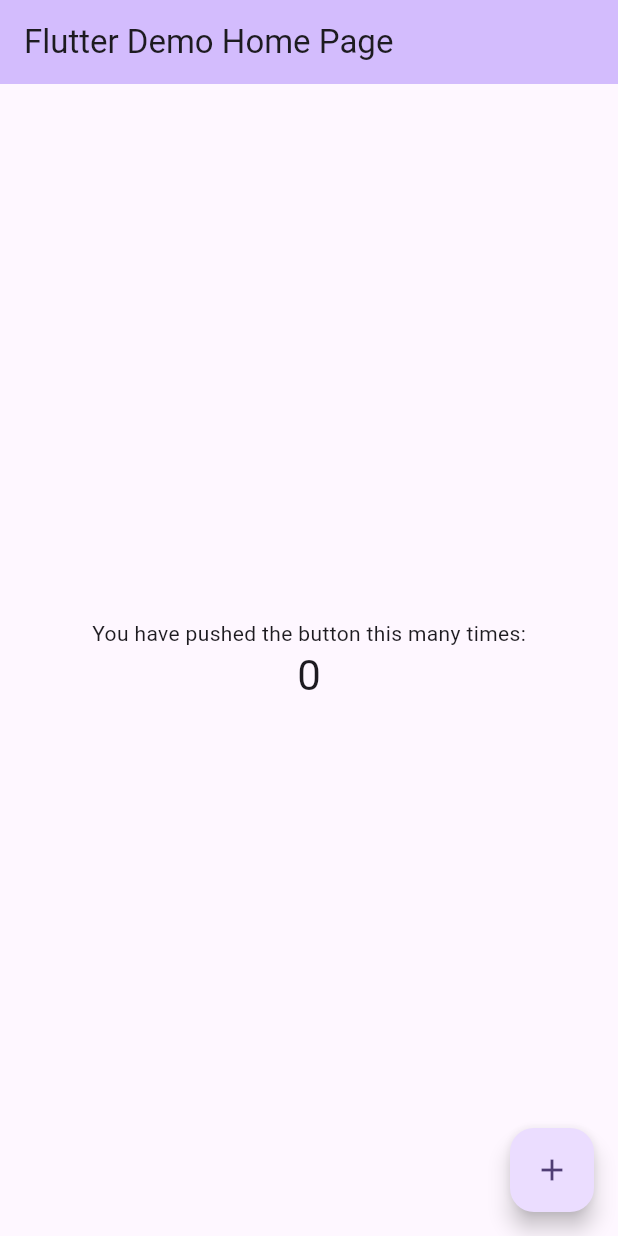
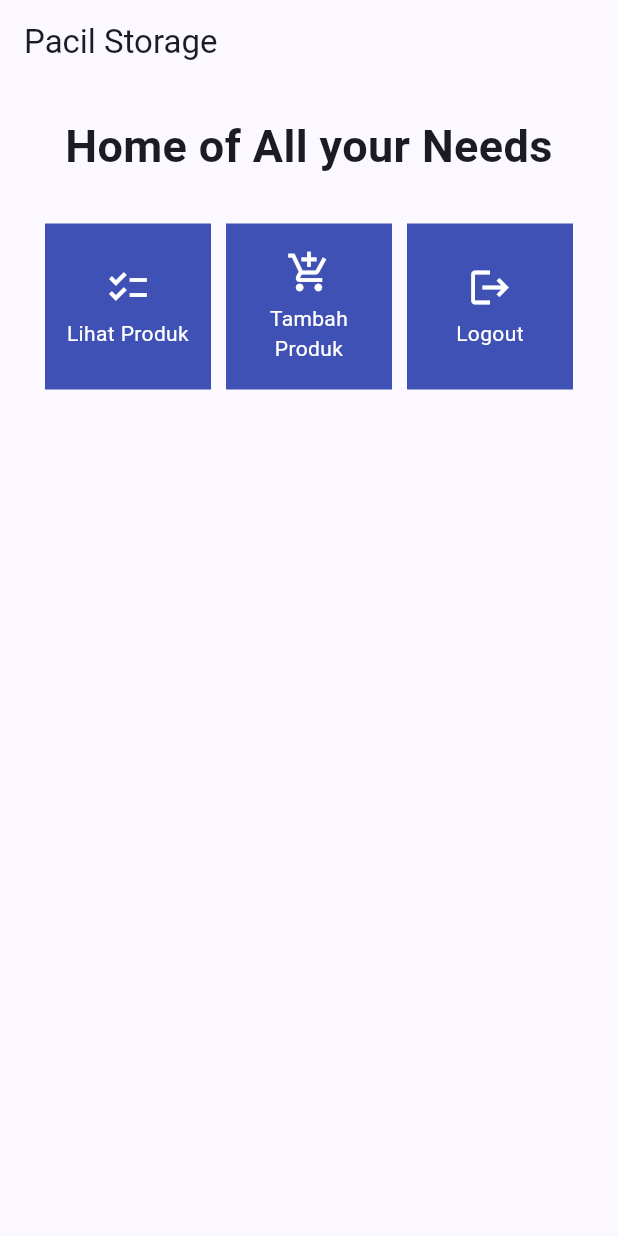
Before and after one commit to fritszoe/pacil_storage_mobile, a Flutter app: the screen it shows after launch, on a phone screen of 412 x 824 dp. Run offline on Flutter 3.47's test engine with Material 2 defaults, Android fonts, the light colour scheme and no system bars.

Commit message:
Done Tugas-1

```diff
--- a/lib/main.dart
+++ b/lib/main.dart
@@ -1,4 +1,5 @@
 import 'package:flutter/material.dart';
+import 'package:pacil_storage/menu.dart';
 
 void main() {
   runApp(const MyApp());
@@ -28,98 +29,10 @@
         //
         // This works for code too, not just values: Most code changes can be
         // tested with just a hot reload.
-        colorScheme: ColorScheme.fromSeed(seedColor: Colors.deepPurple),
+        colorScheme: ColorScheme.fromSeed(seedColor: Colors.indigo),
         useMaterial3: true,
       ),
-      home: const MyHomePage(title: 'Flutter Demo Home Page'),
+      home: MyHomePage(),
     );
   }
 }
-
-class MyHomePage extends StatefulWidget {
-  const MyHomePage({super.key, required this.title});
-
-  // This widget is the home page of your application. It is stateful, meaning
-  // that it has a State object (defined below) that contains fields that affect
-  // how it looks.
-
-  // This class is the configuration for the state. It holds the values (in this
-  // case the title) provided by the parent (in this case the App widget) and
-  // used by the build method of the State. Fields in a Widget subclass are
-  // always marked "final".
-
-  final String title;
-
-  @override
-  State<MyHomePage> createState() => _MyHomePageState();
-}
-
-class _MyHomePageState extends State<MyHomePage> {
-  int _counter = 0;
-
-  void _incrementCounter() {
-    setState(() {
-      // This call to setState tells the Flutter framework that something has
-      // changed in this State, which causes it to rerun the build method below
-      // so that the display can reflect the updated values. If we changed
-      // _counter without calling setState(), then the build method would not be
-      // called again, and so nothing would appear to happen.
-      _counter++;
-    });
-  }
-
-  @override
-  Widget build(BuildContext context) {
-    // This method is rerun every time setState is called, for instance as done
-    // by the _incrementCounter method above.
-    //
-    // The Flutter framework has been optimized to make rerunning build methods
-    // fast, so that you can just rebuild anything that needs updating rather
-    // than having to individually change instances of widgets.
-    return Scaffold(
-      appBar: AppBar(
-        // TRY THIS: Try changing the color here to a specific color (to
-        // Colors.amber, perhaps?) and trigger a hot reload to see the AppBar
-        // change color while the other colors stay the same.
-        backgroundColor: Theme.of(context).colorScheme.inversePrimary,
-        // Here we take the value from the MyHomePage object that was created by
-        // the App.build method, and use it to set our appbar title.
-        title: Text(widget.title),
-      ),
-      body: Center(
-        // Center is a layout widget. It takes a single child and positions it
-        // in the middle of the parent.
-        child: Column(
-          // Column is also a layout widget. It takes a list of children and
-          // arranges them vertically. By default, it sizes itself to fit its
-          // children horizontally, and tries to be as tall as its parent.
-          //
-          // Column has various properties to control how it sizes itself and
-          // how it positions its children. Here we use mainAxisAlignment to
-          // center the children vertically; the main axis here is the vertical
-          // axis because Columns are vertical (the cross axis would be
-          // horizontal).
-          //
-          // TRY THIS: Invoke "debug painting" (choose the "Toggle Debug Paint"
-          // action in the IDE, or press "p" in the console), to see the
-          // wireframe for each widget.
-          mainAxisAlignment: MainAxisAlignment.center,
-          children: <Widget>[
-            const Text(
-              'You have pushed the button this many times:',
-            ),
-            Text(
-              '$_counter',
-              style: Theme.of(context).textTheme.headlineMedium,
-            ),
-          ],
-        ),
-      ),
-      floatingActionButton: FloatingActionButton(
-        onPressed: _incrementCounter,
-        tooltip: 'Increment',
-        child: const Icon(Icons.add),
-      ), // This trailing comma makes auto-formatting nicer for build methods.
-    );
-  }
-}
--- /dev/null
+++ b/lib/menu.dart
@@ -0,0 +1,111 @@
+import 'package:flutter/material.dart';
+
+class MyHomePage extends StatelessWidget {
+  MyHomePage({Key? key}) : super(key: key);
+
+  final List<ShopItem> items = [
+    ShopItem("Lihat Produk", Icons.checklist),
+    ShopItem("Tambah Produk", Icons.add_shopping_cart),
+    ShopItem("Logout", Icons.logout),
+  ];
+
+  @override
+  Widget build(BuildContext context) {
+    return Scaffold(
+      appBar: AppBar(
+        title: const Text(
+          'Pacil Storage',
+        ),
+      ),
+      body: SingleChildScrollView(
+        // Widget wrapper yang dapat discroll
+        child: Padding(
+          padding: const EdgeInsets.all(10.0), // Set padding dari halaman
+          child: Column(
+            // Widget untuk menampilkan children secara vertikal
+            children: <Widget>[
+              const Padding(
+                padding: EdgeInsets.only(top: 10.0, bottom: 10.0),
+                // Widget Text untuk menampilkan tulisan dengan alignment center dan style yang sesuai
+                child: Text(
+                  'Home of All your Needs', // Text yang menandakan toko
+                  textAlign: TextAlign.center,
+                  style: TextStyle(
+                    fontSize: 30,
+                    fontWeight: FontWeight.bold,
+                  ),
+                ),
+              ),
+              // Grid layout
+              GridView.count(
+                // Container pada card kita.
+                primary: true,
+                padding: const EdgeInsets.all(20),
+                crossAxisSpacing: 10,
+                mainAxisSpacing: 10,
+                crossAxisCount: 3,
+                shrinkWrap: true,
+                children: items.map((ShopItem item) {
+                  // Iterasi untuk setiap item
+                  return ShopCard(item);
+                }).toList(),
+              ),
+            ],
+          ),
+        ),
+      ),
+    );
+  }
+}
+
+class ShopItem {
+  final String name;
+  final IconData icon;
+
+  ShopItem(this.name, this.icon);
+}
+
+class ShopCard extends StatelessWidget {
+  final ShopItem item;
+
+  const ShopCard(this.item, {super.key}); // Constructor
+
+  @override
+  Widget build(BuildContext context) {
+    return Material(
+      color: Colors.indigo,
+      child: InkWell(
+        // Area responsive terhadap sentuhan
+        onTap: () {
+          // Memunculkan SnackBar ketika diklik
+          ScaffoldMessenger.of(context)
+            ..hideCurrentSnackBar()
+            ..showSnackBar(SnackBar(
+                content: Text("Kamu telah menekan tombol ${item.name}!")));
+        },
+        child: Container(
+          // Container untuk menyimpan Icon dan Text
+          padding: const EdgeInsets.all(8),
+          child: Center(
+            child: Column(
+              mainAxisAlignment: MainAxisAlignment.center,
+              children: [
+                Icon(
+                  item.icon,
+                  color: Colors.white,
+                  size: 30.0,
+                ),
+                const Padding(padding: EdgeInsets.all(3)),
+                Text(
+                  item.name,
+                  textAlign: TextAlign.center,
+                  style: const TextStyle(color: Colors.white),
+                ),
+              ],
+            ),
+          ),
+        ),
+      ),
+    );
+  }
+}
```
Also changed, not shown: 1 other file.
